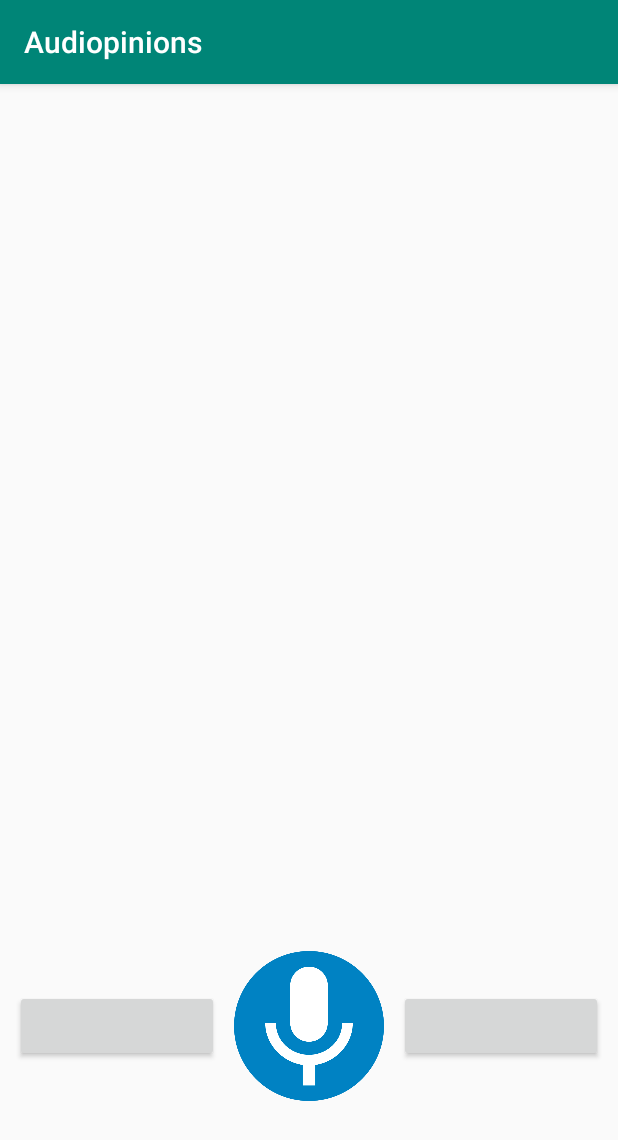
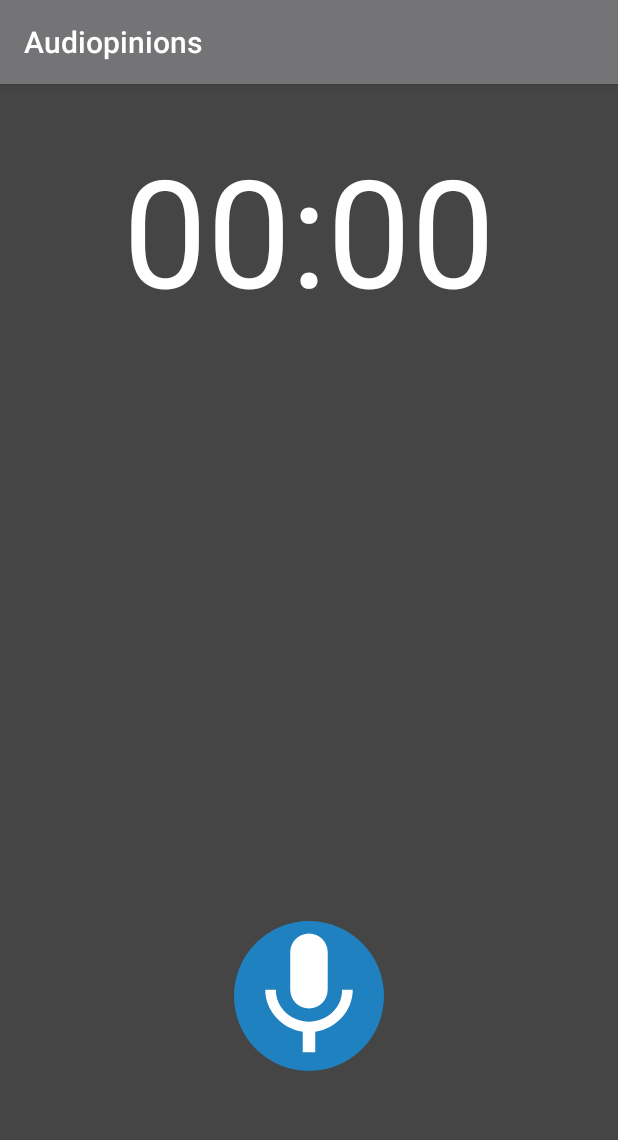
Before and after one commit to eromeroa/Audiopinions, an Android app: the screen it shows after launch (MainActivity), on a phone screen of 412 x 824 dp. Shown: the top 1140 px of the screen. Run offline under Robolectric (Android 15) with nearby library versions, the phone set to English and light mode, and no system bars.

Commit message:
Modificados colores y añadido cronometro

```diff
--- a/app/src/main/java/com/example/android/audiopinions/MainActivity.java
+++ b/app/src/main/java/com/example/android/audiopinions/MainActivity.java
@@ -1,13 +1,48 @@
 package com.example.android.audiopinions;
 
+import android.os.SystemClock;
 import android.support.v7.app.AppCompatActivity;
 import android.os.Bundle;
+import android.view.View;
+import android.widget.Button;
+import android.widget.Chronometer;
 
 public class MainActivity extends AppCompatActivity {
+    private Chronometer chrono;
+    private long pauseOffset;
+    private boolean running;
+    private Button botonIzquierdo;
+    private Button botonDerecho;
 
     @Override
     protected void onCreate(Bundle savedInstanceState) {
         super.onCreate(savedInstanceState);
         setContentView(R.layout.activity_main);
+
+        chrono = findViewById(R.id.chronometer);
+        botonDerecho = findViewById(R.id.botonSend);
+        botonIzquierdo = findViewById(R.id.botonDelete);
+    }
+
+    public void startChronometer(View v){
+        if(!running){
+            chrono.setBase(SystemClock.elapsedRealtime() - pauseOffset);
+            chrono.start();
+            running = true;
+        }
+        else{
+            chrono.stop();
+            pauseOffset = SystemClock.elapsedRealtime() - chrono.getBase();
+            botonIzquierdo.setVisibility(View.VISIBLE);
+            botonDerecho.setVisibility(View.VISIBLE);
+        }
+    }
+
+    public void deleteAudio(View v){
+        chrono.setBase(SystemClock.elapsedRealtime());
+        pauseOffset=0;
+        running = false;
+        botonIzquierdo.setVisibility(View.INVISIBLE);
+        botonDerecho.setVisibility(View.INVISIBLE);
     }
 }
--- /dev/null
+++ b/app/src/main/res/drawable/mic_icon.xml
@@ -0,0 +1,5 @@
+<vector android:height="24dp" android:tint="#FFFFFF"
+    android:viewportHeight="24.0" android:viewportWidth="24.0"
+    android:width="24dp" xmlns:android="http://schemas.android.com/apk/res/android">
+    <path android:fillColor="#FF000000" android:pathData="M12,14c1.66,0 2.99,-1.34 2.99,-3L15,5c0,-1.66 -1.34,-3 -3,-3S9,3.34 9,5v6c0,1.66 1.34,3 3,3zM17.3,11c0,3 -2.54,5.1 -5.3,5.1S6.7,14 6.7,11L5,11c0,3.41 2.72,6.23 6,6.72L11,21h2v-3.28c3.28,-0.48 6,-3.3 6,-6.72h-1.7z"/>
+</vector>
--- /dev/null
+++ b/app/src/main/res/drawable/rounded_button.xml
@@ -0,0 +1,3 @@
+<shape xmlns:android="http://schemas.android.com/apk/res/android"
+    android:shape="oval">
+</shape>
--- a/app/src/main/res/layout/activity_main.xml
+++ b/app/src/main/res/layout/activity_main.xml
@@ -5,7 +5,8 @@
     xmlns:tools="http://schemas.android.com/tools"
     android:layout_width="match_parent"
     android:layout_height="match_parent"
-    tools:context=".MainActivity">
+    tools:context=".MainActivity"
+    android:background="@color/colorPrimaryDark">
     <LinearLayout
         android:layout_width="match_parent"
         android:layout_height="match_parent"
@@ -15,36 +16,58 @@
             android:layout_height="0dp"
             android:layout_width="match_parent"
             android:orientation="vertical">
+            <Chronometer
+                android:id="@+id/chronometer"
+                android:layout_width="wrap_content"
+                android:layout_height="wrap_content"
+                android:layout_gravity="center"
+                android:textSize="100sp"
+                android:textColor="#ffffff"
+                android:layout_margin="30dp">
+
+            </Chronometer>
 
         </LinearLayout>
         <LinearLayout
-            android:layout_weight="4"
+            android:layout_weight="5"
             android:layout_height="0dp"
             android:layout_width="match_parent"
             android:orientation="horizontal">
             <Button
+                android:visibility="invisible"
+                android:id="@+id/botonDelete"
+                android:onClick="deleteAudio"
+                android:text="Delete"
                 android:layout_gravity="center_vertical"
                 android:layout_margin="10sp"
                 android:layout_weight="1"
                 android:layout_width="wrap_content"
                 android:layout_height="wrap_content">
             </Button>
+
             <LinearLayout
                 android:id="@+id/container"
                 android:layout_gravity="center"
                 android:layout_width="100dp"
-                android:layout_height="100dp">
+                android:layout_height="100dp"
+                android:background="?attr/selectableItemBackground"
+                >
 
                 <ImageButton
-                    android:id="@+id/ImageButton1"
+                    android:onClick="startChronometer"
+                    android:id="@+id/botonCentral"
+                    android:layout_width="match_parent"
+                    android:layout_height="match_parent"
+                    android:scaleType="fitXY"
                     android:src="@drawable/mic_icon"
-                    android:layout_height="wrap_content"
-                    android:layout_width="wrap_content"
-                    android:scaleType="fitXY"
-                    android:background="@null"/>
+                    android:backgroundTint="@color/colorAccent"
+                    android:background="@drawable/rounded_button"/>
             </LinearLayout>
 
             <Button
+                android:visibility="invisible"
+                android:id="@+id/botonSend"
+                android:text="Send"
                 android:layout_gravity="center_vertical"
                 android:layout_margin="10sp"
                 android:layout_weight="1"
--- a/app/src/main/res/values/colors.xml
+++ b/app/src/main/res/values/colors.xml
@@ -1,6 +1,6 @@
 <?xml version="1.0" encoding="utf-8"?>
 <resources>
-    <color name="colorPrimary">#008577</color>
-    <color name="colorPrimaryDark">#00574B</color>
-    <color name="colorAccent">#D81B60</color>
+    <color name="colorPrimary">#747477</color>
+    <color name="colorPrimaryDark">#454545</color>
+    <color name="colorAccent">#1f81bf</color>
 </resources>
```
